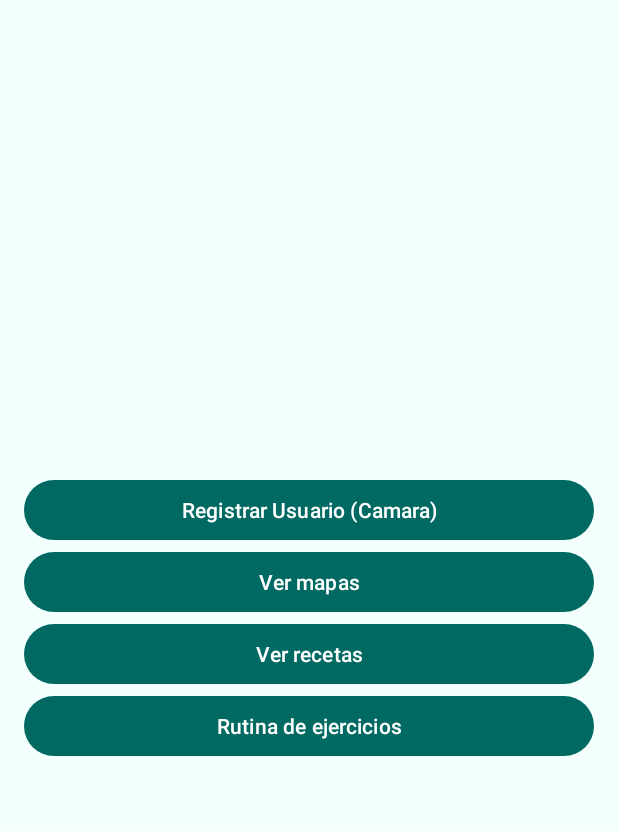
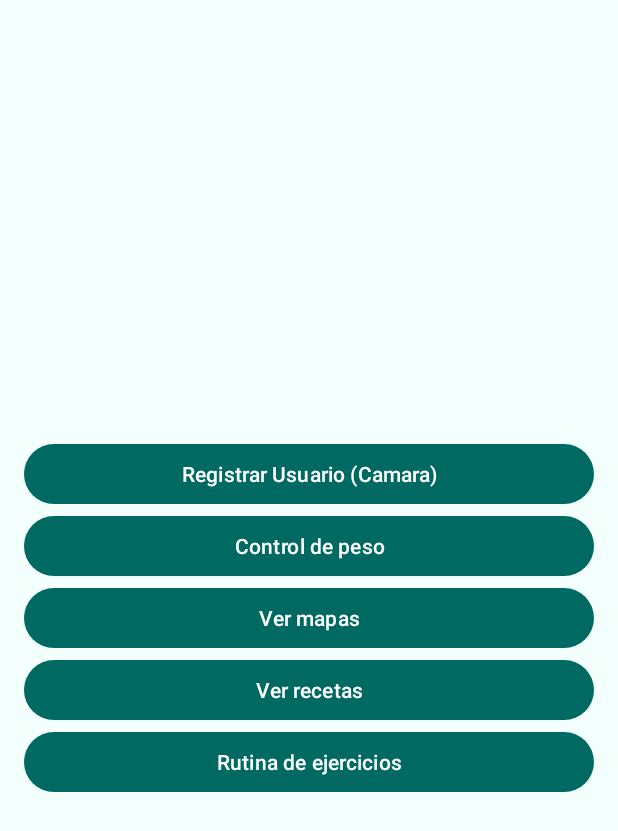
Before and after one commit to mcastilloh/SaludDigital, an Android app: the Menu_principal screen opened directly, with no data from a screen before it, on a phone screen of 412 x 824 dp. Shown: the top 831 px of the screen. Run offline under Robolectric (Android 15) with nearby library versions, the phone set to English and light mode, and no system bars.

Commit message:
Error solucionado

```diff
--- a/app/src/main/AndroidManifest.xml
+++ b/app/src/main/AndroidManifest.xml
@@ -55,6 +55,10 @@
             android:name=".GestionPeso.RegistrarPeso"
             android:exported="false" />
         <activity
+            android:name=".RutinaEjercicios.EjercicioVideo"
+            android:exported="false"
+            android:label="Ejercicio Video" />
+        <activity
             android:name=".MainActivity"
             android:exported="true"
             android:theme="@style/Theme.AppCompat.NoActionBar">
--- a/app/src/main/java/fia/ues/saluddigital/Menu_principal.java
+++ b/app/src/main/java/fia/ues/saluddigital/Menu_principal.java
@@ -7,12 +7,15 @@ import android.os.Bundle;
 import android.view.View;
 import android.widget.Button;
 
+import fia.ues.saluddigital.Autenticacion.GoogleSignInModulo;
+import fia.ues.saluddigital.GestionPeso.GestionPesoMenu;
 import fia.ues.saluddigital.Mapa.MapsActivity;
 import fia.ues.saluddigital.PageLoop.ViewPager;
+import fia.ues.saluddigital.RutinaEjercicios.EjercicioVideo;
 import fia.ues.saluddigital.Usuario.RegistroUsuario;
 
 public class Menu_principal extends AppCompatActivity {
-    Button btn_registrarUsuario, btnMapas, btnRecetas;
+    Button btn_registrarUsuario, btnMapas, btnRecetas,btn_peso,btn_rutina,btn_google;
     @Override
     protected void onCreate(Bundle savedInstanceState) {
         super.onCreate(savedInstanceState);
@@ -44,5 +47,22 @@ public class Menu_principal extends AppCompatActivity {
             }
         });
 
+        btn_rutina = findViewById(R.id.btn_rutina);
+        btn_rutina.setOnClickListener(new View.OnClickListener() {
+            @Override
+            public void onClick(View v) {
+                Intent recetas = new Intent(Menu_principal.this, EjercicioVideo.class);
+                startActivity(recetas);
+            }
+        });
+        btn_peso = findViewById(R.id.btn_peso);
+        btn_peso.setOnClickListener(new View.OnClickListener() {
+            @Override
+            public void onClick(View v) {
+                Intent recetas = new Intent(Menu_principal.this, GestionPesoMenu.class);
+                startActivity(recetas);
+            }
+        });
+
     }
 }
--- a/app/src/main/res/layout/activity_menu_principal.xml
+++ b/app/src/main/res/layout/activity_menu_principal.xml
@@ -27,6 +27,14 @@
                 android:text="@string/btn_reg_us"></Button>
 
             <Button
+                android:id="@+id/btn_peso"
+                android:layout_width="match_parent"
+                android:layout_height="match_parent"
+                android:layout_gravity="right"
+                android:layout_marginHorizontal="16dp"
+                android:text="Control de peso"></Button>
+
+            <Button
                 android:id="@+id/btn_mapas"
                 android:layout_width="match_parent"
                 android:layout_height="match_parent"
@@ -43,7 +51,7 @@
                 android:text="@string/btnRecetas"></Button>
 
             <Button
-                android:id="@+id/btn_recetas"
+                android:id="@+id/btn_rutina"
                 android:layout_width="match_parent"
                 android:layout_height="match_parent"
                 android:layout_gravity="right"
--- a/app/src/main/res/values/strings.xml
+++ b/app/src/main/res/values/strings.xml
@@ -18,7 +18,6 @@
     <string name="video">Videos de ejercicios</string>
     <string name="btn_ejercicio">Rutina de ejercicios</string>
 
-    <string name="app_name">SaludDigital</string>
 
     <string name="registra_tu_peso">Registra tu peso</string>
     <string name="fecha_de_registro">Fecha de Registro</string>
```
Also changed, not shown: app/src/main/java/fia/ues/saluddigital/Usuario/RegistroUsuario.java (+11 -1 lines), app/src/main/res/layout/activity_registro_usuario.xml (+7 -0 lines).
